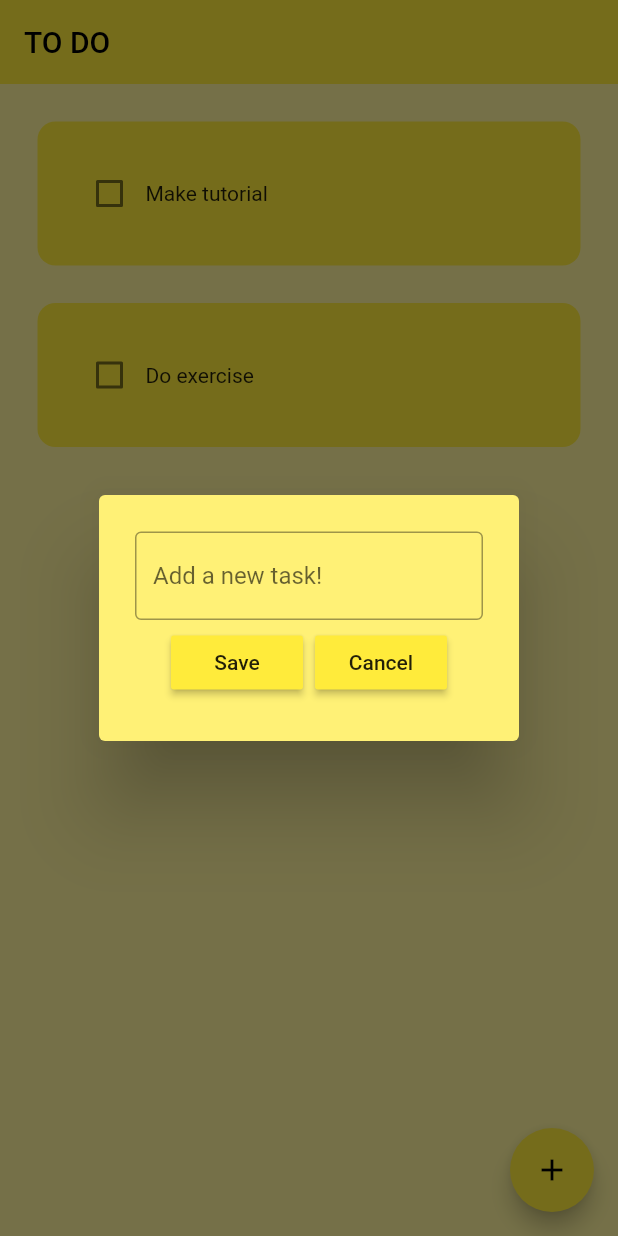
After one commit to dignacio0815/to_do_list_flutter, a Flutter app: the screen it shows after launch, after a tap on the "add" icon, on a phone screen of 412 x 824 dp. The commit adds this screen. Run offline on Flutter 3.47's test engine with Material 2 defaults, Android fonts, the phone set to English and light mode, and no system bars.

Commit message:
Implement dialog box for creating new todo items

```diff
--- a/lib/pages/home_page.dart
+++ b/lib/pages/home_page.dart
@@ -1,4 +1,5 @@
 import 'package:flutter/material.dart';
+import 'package:to_do_list_flutter/util/dialog_box.dart';
 import 'package:to_do_list_flutter/util/todo_tile.dart';
 
 class HomePage extends StatefulWidget {
@@ -9,6 +10,9 @@ class HomePage extends StatefulWidget {
 }
 
 class _HomePageState extends State<HomePage> {
+  // text controller
+  final _controller = TextEditingController();
+
   // list of todo tasks
   List toDoList = [
     ["Make tutorial", false],
@@ -22,6 +26,31 @@ class _HomePageState extends State<HomePage> {
     });
   }
 
+  // save new task
+  void saveNewTask() {
+    setState(() {
+      toDoList.add(
+        [_controller.text, false],
+      );
+      _controller.clear();
+    });
+    Navigator.of(context).pop();
+  }
+
+  // create new task
+  void createNewTask() {
+    showDialog(
+      context: context,
+      builder: (context) {
+        return DialogBox(
+          controller: _controller,
+          onSaved: saveNewTask,
+          onCancelled: () => Navigator.of(context).pop(),
+        );
+      },
+    );
+  }
+
   @override
   Widget build(BuildContext context) {
     return Scaffold(
@@ -29,6 +58,10 @@ class _HomePageState extends State<HomePage> {
       appBar: AppBar(
         title: Text('TO DO'),
         elevation: 0,
+      ),
+      floatingActionButton: FloatingActionButton(
+        onPressed: createNewTask,
+        child: Icon(Icons.add),
       ),
       body: ListView.builder(
         itemCount: toDoList.length,
--- /dev/null
+++ b/lib/util/dialog_box.dart
@@ -0,0 +1,51 @@
+import 'package:flutter/material.dart';
+import 'package:to_do_list_flutter/util/my_button.dart';
+
+class DialogBox extends StatelessWidget {
+  final controller;
+  VoidCallback onSaved;
+  VoidCallback onCancelled;
+
+  DialogBox({
+    super.key,
+    required this.controller,
+    required this.onSaved,
+    required this.onCancelled,
+  });
+
+  @override
+  Widget build(BuildContext context) {
+    return AlertDialog(
+      backgroundColor: Colors.yellow[300],
+      content: Container(
+        height: 120,
+        child: Column(
+          mainAxisAlignment: MainAxisAlignment.spaceEvenly,
+          children: [
+            TextField(
+              controller: controller,
+              decoration: InputDecoration(
+                border: OutlineInputBorder(),
+                hintText: "Add a new task!",
+              ),
+            ),
+            // buttons -> save and cancel
+            Row(
+              mainAxisAlignment: MainAxisAlignment.center,
+              children: [
+                // save button
+                MyButton(text: "Save", onPressed: onSaved),
+
+                const SizedBox(
+                  width: 8,
+                ),
+                // cancel button
+                MyButton(text: "Cancel", onPressed: onCancelled),
+              ],
+            )
+          ],
+        ),
+      ),
+    );
+  }
+}
--- /dev/null
+++ b/lib/util/my_button.dart
@@ -0,0 +1,21 @@
+import 'package:flutter/material.dart';
+
+class MyButton extends StatelessWidget {
+  final String text;
+  VoidCallback onPressed;
+
+  MyButton({
+    super.key,
+    required this.text,
+    required this.onPressed,
+  });
+
+  @override
+  Widget build(BuildContext context) {
+    return MaterialButton(
+      onPressed: onPressed,
+      child: Text(text),
+      color: Theme.of(context).primaryColor,
+    );
+  }
+}
```
